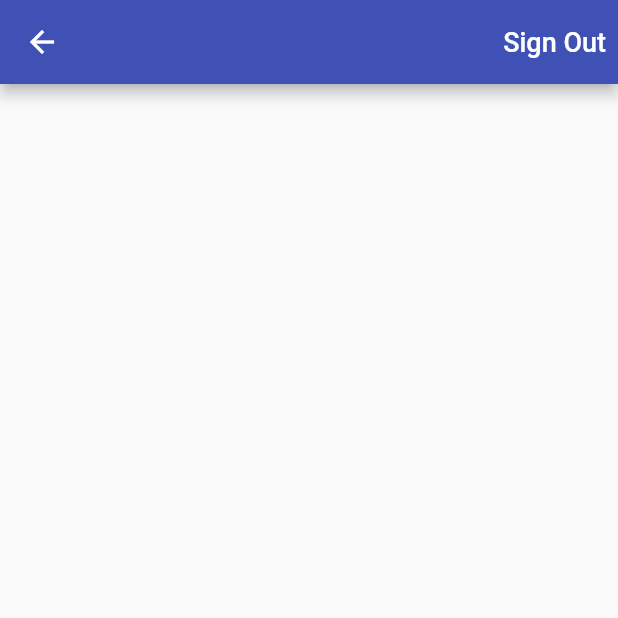
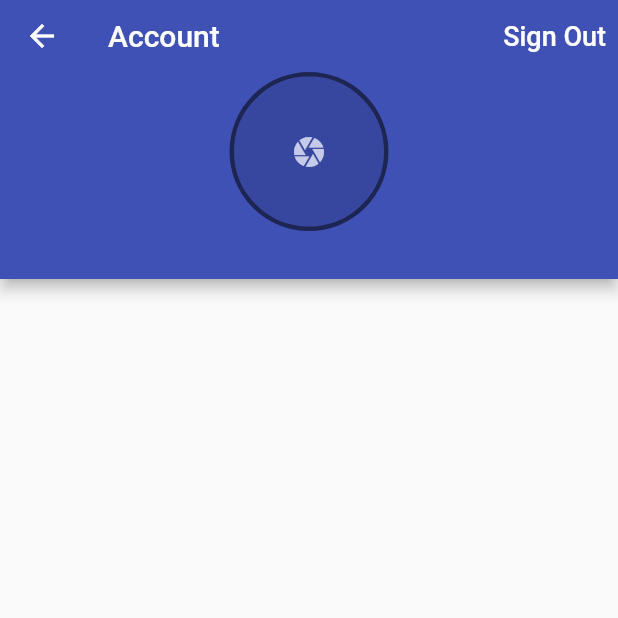
Before and after one commit to AmrAbdelmagid/Job-Tracker-Flutter, a Flutter app: the AccountPage screen opened directly, on a phone screen of 412 x 824 dp, the top half of it. Run offline on Flutter 3.47's test engine with Material 2 defaults, Android fonts, the phone set to English and light mode, and no system bars; our stand-ins replace cloud_firestore, firebase_auth, firebase_core, flutter_keyboard_visibility, google_sign_in, rxdart; accounts and stored records are empty.

Commit message:
Show user photo and display name in account page if found

```diff
--- a/lib/app/account/account_page.dart
+++ b/lib/app/account/account_page.dart
@@ -1,11 +1,11 @@
+import 'package:firebase_auth/firebase_auth.dart';
 import 'package:flutter/material.dart';
+import 'package:job_tracker_flutter/common_widgets/avatar.dart';
 import 'package:job_tracker_flutter/common_widgets/show_alert_dialog.dart';
 import 'package:job_tracker_flutter/services/auth.dart';
 import 'package:provider/provider.dart';
 
 class AccountPage extends StatelessWidget {
-  @override
-  Widget build(BuildContext context) {
   Future<void> _signOut(context) async {
     final auth = Provider.of<AuthBase>(context, listen: false);
     try {
@@ -24,8 +24,35 @@ class AccountPage extends StatelessWidget {
     }
   }
 
+  _buildUserInfo(User? user) {
+    return Column(
+      children: [
+        Avatar(
+          radius: 50.0,
+          url: user!.photoURL,
+        ),
+        SizedBox(
+          height: 8.0,
+        ),
+        if (user.displayName != null)
+          Text(
+            user.displayName!,
+            style: TextStyle(color: Colors.white),
+          ),
+        SizedBox(
+          height: 8.0,
+        )
+      ],
+    );
+  }
+
+  @override
+  Widget build(BuildContext context) {
+    final auth = Provider.of<AuthBase>(context, listen: false);
+
     return Scaffold(
       appBar: AppBar(
+        title: Text('Account'),
         actions: [
           TextButton(
             onPressed: () => _confirmSignOut(context),
@@ -35,6 +62,10 @@ class AccountPage extends StatelessWidget {
             ),
           ),
         ],
+        bottom: PreferredSize(
+          child: _buildUserInfo(auth.currentUser),
+          preferredSize: Size.fromHeight(130),
+        ),
       ),
     );
   }
--- /dev/null
+++ b/lib/common_widgets/avatar.dart
@@ -0,0 +1,22 @@
+import 'package:flutter/material.dart';
+
+class Avatar extends StatelessWidget {
+  const Avatar({this.url, required this.radius});
+  final String? url;
+  final double radius;
+  @override
+  Widget build(BuildContext context) {
+    return Container(
+      decoration: BoxDecoration(
+        shape: BoxShape.circle,
+        border: Border.all(color: Colors.black54, width: 3.0),
+      ),
+      child: CircleAvatar(
+        radius: radius,
+        backgroundColor: Colors.black12,
+        backgroundImage: url != null ? NetworkImage(url!) : null,
+        child: url == null ? Icon(Icons.camera) : null,
+      ),
+    );
+  }
+}
```
Lines whose indentation alone changed are shown as unchanged.
